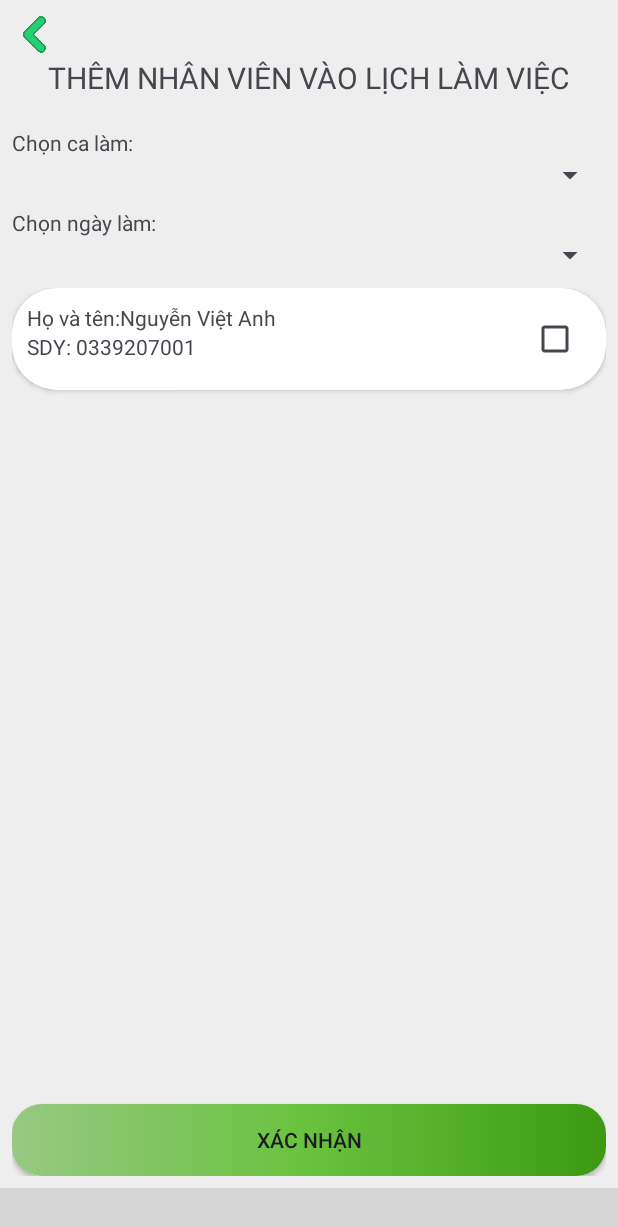
After one commit to vanhnguyen204/PRO1121_DA1, an Android app: the fragment FragmentAddCalenderForStaff placed in its activity, on a phone screen of 412 x 824 dp. The commit adds this screen. Shown: the top 1227 px of the screen. Run offline under Robolectric (Android 15) with nearby library versions, the phone set to English and light mode, and no system bars; libraries missing offline, so code that uses them is left out: com.ismaeldivita.chipnavigation; plain views replace ChipNavigationBar; 4 statements that could not run were skipped; grey boxes are pictures that could not be loaded.

Commit message:
2/12/2023 Doan

```diff
--- /dev/null
+++ b/app/src/main/java/com/fpoly/pro1121_da1/Adapter/AddCalendarWorkForStaffAdapter.java
@@ -0,0 +1,70 @@
+package com.fpoly.pro1121_da1.Adapter;
+
+import android.app.Activity;
+import android.view.LayoutInflater;
+import android.view.View;
+import android.view.ViewGroup;
+import android.widget.CheckBox;
+import android.widget.TextView;
+
+import androidx.annotation.NonNull;
+import androidx.recyclerview.widget.RecyclerView;
+
+import com.fpoly.pro1121_da1.R;
+import com.fpoly.pro1121_da1.database.CalenderDAO;
+import com.fpoly.pro1121_da1.database.Dbhelper;
+import com.fpoly.pro1121_da1.model.CalenderWork;
+import com.fpoly.pro1121_da1.model.User;
+
+import java.util.ArrayList;
+
+public class AddCalendarWorkForStaffAdapter extends RecyclerView.Adapter<AddCalendarWorkForStaffAdapter.ViewHolder> {
+
+    Activity activity;
+    ArrayList<User> list;
+    ArrayList<CalenderWork> calenderWorkArrayList;
+    CalenderDAO calenderDAO;
+
+    public AddCalendarWorkForStaffAdapter(Activity activity, ArrayList<User> list) {
+        this.activity = activity;
+        this.list = list;
+    }
+
+    @NonNull
+    @Override
+    public ViewHolder onCreateViewHolder(@NonNull ViewGroup parent, int viewType) {
+        LayoutInflater inflater = activity.getLayoutInflater();
+        View view   = inflater.inflate(R.layout.item_recyclerview_add_calendar_work_for_staff,parent,false);
+        return new ViewHolder(view);
+    }
+
+    @Override
+    public void onBindViewHolder(@NonNull ViewHolder holder, int position) {
+        holder.tv_nameStaff.setText("Họ và tên:"+list.get(position).getFullName());
+        holder.tv_phoneNumber.setText("SDY: "+list.get(position).getPhoneNumber());
+
+        calenderDAO = new CalenderDAO(activity,new Dbhelper(activity));
+
+
+
+
+    }
+
+    @Override
+
+    public int getItemCount() {
+        return list.size();
+    }
+
+    public static class ViewHolder extends RecyclerView.ViewHolder{
+        TextView tv_nameStaff,tv_phoneNumber;
+        CheckBox chk_status;
+        public ViewHolder(@NonNull View itemView) {
+            super(itemView);
+            tv_nameStaff = itemView.findViewById(R.id.tv_nameStaff_itemAddCalendarWorkForStaff);
+            tv_phoneNumber = itemView.findViewById(R.id.tv_phoneNumberStaff_itemAddCalendarWorkForStaff);
+            chk_status = itemView.findViewById(R.id.chk_status_itemAddCalendarWorkForStaff);
+
+        }
+    }
+}
--- /dev/null
+++ b/app/src/main/java/com/fpoly/pro1121_da1/Fragment/FragmentAddCalenderForStaff.java
@@ -0,0 +1,118 @@
+package com.fpoly.pro1121_da1.Fragment;
+
+import android.os.Bundle;
+
+import androidx.annotation.NonNull;
+import androidx.annotation.Nullable;
+import androidx.fragment.app.Fragment;
+import androidx.recyclerview.widget.RecyclerView;
+
+import android.view.LayoutInflater;
+import android.view.View;
+import android.view.ViewGroup;
+import android.widget.Adapter;
+import android.widget.AdapterView;
+import android.widget.ArrayAdapter;
+import android.widget.Button;
+import android.widget.ImageView;
+import android.widget.Spinner;
+
+import com.fpoly.pro1121_da1.Adapter.AddCalendarWorkForStaffAdapter;
+import com.fpoly.pro1121_da1.Adapter.UserAdapter;
+import com.fpoly.pro1121_da1.MainActivity;
+import com.fpoly.pro1121_da1.R;
+import com.fpoly.pro1121_da1.database.CalenderDAO;
+import com.fpoly.pro1121_da1.database.Dbhelper;
+import com.fpoly.pro1121_da1.database.UserDAO;
+import com.fpoly.pro1121_da1.model.CalenderWork;
+import com.fpoly.pro1121_da1.model.User;
+
+import java.util.ArrayList;
+
+public class FragmentAddCalenderForStaff extends Fragment {
+    AddCalendarWorkForStaffAdapter addCalendarWorkForStaffAdapter;
+    RecyclerView rec_staff;
+    Spinner spn_shiftWork, spn_dateWork;
+    Button btn_confirm;
+    ArrayList<User> list;
+    UserDAO userDAO;
+    private ImageView img_backFragmentSetting;
+    ArrayList<CalenderWork> calenderWorkArrayList;
+    CalenderDAO calenderDAO;
+    String getDaySpn;
+    Integer getShiftWorkSpn;
+
+
+    @Override
+    public View onCreateView(LayoutInflater inflater, ViewGroup container,
+                             Bundle savedInstanceState) {
+        // Inflate the layout for this fragment
+        return inflater.inflate(R.layout.fragment_add_calender_for_staff, container, false);
+    }
+
+    @Override
+    public void onViewCreated(@NonNull View view, @Nullable Bundle savedInstanceState) {
+        super.onViewCreated(view, savedInstanceState);
+
+        img_backFragmentSetting = view.findViewById(R.id.img_back_fragmentSetting);
+        rec_staff = view.findViewById(R.id.rcv_staff_fragmentAddCalendarWorkForStaff);
+        spn_shiftWork = view.findViewById(R.id.spn_shiftWork_fragmentAddCalenderWorkForStaff);
+        spn_dateWork = view.findViewById(R.id.spn_dateWork);
+        btn_confirm = view.findViewById(R.id.btn_confirm_addCalendarWorkForStaft);
+
+
+        userDAO = new UserDAO(getContext(),new Dbhelper(getContext()));
+        list = userDAO.getAllUser();
+        addCalendarWorkForStaffAdapter = new AddCalendarWorkForStaffAdapter(getActivity(),list);
+        rec_staff.setAdapter(addCalendarWorkForStaffAdapter);
+
+        calenderDAO = new CalenderDAO(getContext(),new Dbhelper(getContext()));
+        calenderWorkArrayList = calenderDAO.getAllCalendar();
+
+        String[] getDay = new String[calenderWorkArrayList.size()];
+        Integer[] getShiftWork = new Integer[calenderWorkArrayList.size()];
+
+        for (int i = 0; i < calenderWorkArrayList.size(); i++) {
+           getDay[i] = calenderWorkArrayList.get(i).getDayofWork();
+           getShiftWork[i] = calenderWorkArrayList.get(i).getShiftWork();
+        }
+
+        ArrayAdapter adapterGetShiftWork = new ArrayAdapter(getContext(), androidx.appcompat.R.layout.support_simple_spinner_dropdown_item,getShiftWork);
+        ArrayAdapter adapterGetDay = new ArrayAdapter<>(getContext(), androidx.appcompat.R.layout.support_simple_spinner_dropdown_item,getDay);
+        spn_dateWork.setAdapter(adapterGetDay);
+        spn_shiftWork.setAdapter(adapterGetShiftWork);
+
+        spn_shiftWork.setOnItemSelectedListener(new AdapterView.OnItemSelectedListener() {
+            @Override
+            public void onItemSelected(AdapterView<?> parent, View view, int position, long id) {
+               getDaySpn = getDay[position];
+            }
+
+            @Override
+            public void onNothingSelected(AdapterView<?> parent) {
+
+            }
+        });
+        spn_dateWork.setOnItemSelectedListener(new AdapterView.OnItemSelectedListener() {
+            @Override
+            public void onItemSelected(AdapterView<?> parent, View view, int position, long id) {
+                getShiftWorkSpn = getShiftWork[position];
+            }
+
+            @Override
+            public void onNothingSelected(AdapterView<?> parent) {
+
+            }
+        });
+//        calenderWorkArrayList = calenderDAO.getIDCalendarByShiftWorkAndDateWork(getShiftWorkSpn,getDaySpn);
+
+        img_backFragmentSetting.setOnClickListener(new View.OnClickListener() {
+            @Override
+            public void onClick(View v) {
+                ((MainActivity)getActivity()).reloadFragment(new FragmentSettings());
+            }
+        });
+
+
+    }
+}
--- a/app/src/main/java/com/fpoly/pro1121_da1/Fragment/FragmentCalendar.java
+++ b/app/src/main/java/com/fpoly/pro1121_da1/Fragment/FragmentCalendar.java
@@ -184,12 +184,14 @@ public class FragmentCalendar extends Fragment {
             @Override
             public void senData(CalenderWork calenderWork) {
                 Bundle bundle = new Bundle();
-                bundle.putInt("CALENDER_ID",1);
+                bundle.putInt("KEY_SHIFT_WORK",calenderWork.getShiftWork());
+                bundle.putString("KEY_DATE_WORK",calenderWork.getDayofWork());
                 FragmentShowDetailCalendar detailCalendar = new FragmentShowDetailCalendar();
                 detailCalendar.setArguments(bundle);
                 getParentFragmentManager().beginTransaction().replace(R.id.container_layout, detailCalendar).commit();
             }
         });
+
 
     }
 
--- a/app/src/main/java/com/fpoly/pro1121_da1/database/CalenderDAO.java
+++ b/app/src/main/java/com/fpoly/pro1121_da1/database/CalenderDAO.java
@@ -103,7 +103,13 @@ public class CalenderDAO {
         ArrayList<CalenderWork> list = getCalender("SELECT * FROM Calendar WHERE = calendar_id",String.valueOf(CalenderID));
         return list.get(0);
     }
+
     public ArrayList<CalenderWork> getAllCalendar (){
         return getCalender("SELECT * FROM Calendar");
     }
+
+    public CalenderWork getIDCalendarByShiftWorkAndDateWork (int ShiftWork,String DateWork){
+        ArrayList<CalenderWork> list = getCalender("SELECT * FROM Calendar WHERE = date_work = ? AND shift_work = ?",DateWork,String.valueOf(ShiftWork));
+        return list.get(0);
+    }
 }
--- a/app/src/main/java/com/fpoly/pro1121_da1/database/CalenderShowDetailDAO.java
+++ b/app/src/main/java/com/fpoly/pro1121_da1/database/CalenderShowDetailDAO.java
@@ -146,7 +146,7 @@ public class CalenderShowDetailDAO {
         }
 
 
-        public ArrayList<User> getUserWithShiftWork(int shiftWork){
-            return getUser("SELECT User.* FROM CalendarWorkForStaff JOHN User ON User.user_id  =  CalendarWorkForStaff.uer_id JOHN Calendar ON Calendar.calendar_id = CalendarWorkForStaff.clendarWork_id WHERE clendarWork_id = ?",String.valueOf(shiftWork));
+        public ArrayList<User> getUserWithShiftWork(int shiftWork, String dateWork){
+            return getUser("SELECT User.* FROM CalendarWorkForStaff JOHN User ON User.user_id  =  CalendarWorkForStaff.uer_id JOHN Calendar ON Calendar.calendar_id =? CalendarWorkForStaff.clendarWork_id WHERE Calendar.shift_work = ? and Calendar.date_work = ?",String.valueOf(shiftWork), dateWork);
         }
 }
--- /dev/null
+++ b/app/src/main/res/layout/fragment_add_calender_for_staff.xml
@@ -0,0 +1,72 @@
+<?xml version="1.0" encoding="utf-8"?>
+<RelativeLayout xmlns:android="http://schemas.android.com/apk/res/android"
+    xmlns:tools="http://schemas.android.com/tools"
+    android:layout_width="match_parent"
+    android:layout_height="match_parent"
+    xmlns:app="http://schemas.android.com/apk/res-auto"
+    tools:context=".Fragment.FragmentAddCalenderForStaff"
+    android:padding="8dp">
+
+    <ImageView
+        android:id="@+id/img_back_fragmentSetting"
+        android:layout_width="30dp"
+        android:layout_height="30dp"
+        android:src="@mipmap/arrow_left"
+        />
+
+    <TextView
+        android:id="@+id/tv_title2"
+        android:layout_width="match_parent"
+        android:layout_height="wrap_content"
+        android:text="THÊM NHÂN VIÊN VÀO LỊCH LÀM VIỆC"
+        android:gravity="center"
+        android:textSize="20dp"
+        android:layout_below="@+id/img_back_fragmentSetting"
+        android:layout_marginBottom="20dp"
+        />
+    <TextView
+        android:id="@+id/tvSPN_NameShiftWork"
+        android:layout_width="match_parent"
+        android:layout_height="wrap_content"
+        android:layout_below="@+id/tv_title2"
+        android:text="Chọn ca làm: "
+        />
+    <Spinner
+        android:id="@+id/spn_shiftWork_fragmentAddCalenderWorkForStaff"
+        android:layout_width="match_parent"
+        android:layout_height="wrap_content"
+        android:layout_below="@+id/tvSPN_NameShiftWork"
+        />
+    <TextView
+        android:id="@+id/tvSPN_DateWork"
+        android:layout_width="match_parent"
+        android:layout_height="wrap_content"
+        android:layout_below="@+id/spn_shiftWork_fragmentAddCalenderWorkForStaff"
+        android:text="Chọn ngày làm: "
+        android:layout_marginTop="10dp"
+        />
+    <Spinner
+        android:id="@+id/spn_dateWork"
+        android:layout_width="match_parent"
+        android:layout_height="wrap_content"
+        android:layout_below="@+id/tvSPN_DateWork"
+        />
+    <androidx.recyclerview.widget.RecyclerView
+        android:id="@+id/rcv_staff_fragmentAddCalendarWorkForStaff"
+        android:layout_width="match_parent"
+        android:layout_height="wrap_content"
+        android:layout_above="@+id/btn_confirm_addCalendarWorkForStaft"
+        android:layout_below="@+id/spn_dateWork"
+        android:layout_marginTop="10dp"
+        app:layoutManager="androidx.recyclerview.widget.LinearLayoutManager"
+        tools:listitem="@layout/item_recyclerview_add_calendar_work_for_staff"
+        />
+    <androidx.appcompat.widget.AppCompatButton
+        android:id="@+id/btn_confirm_addCalendarWorkForStaft"
+        android:layout_width="match_parent"
+        android:layout_height="wrap_content"
+        android:layout_alignParentBottom="true"
+        android:background="@drawable/custom_buttonadd_drink"
+        android:text="Xác nhận"
+        />
+</RelativeLayout>
--- /dev/null
+++ b/app/src/main/res/layout/item_recyclerview_add_calendar_work_for_staff.xml
@@ -0,0 +1,40 @@
+<?xml version="1.0" encoding="utf-8"?>
+<androidx.cardview.widget.CardView xmlns:android="http://schemas.android.com/apk/res/android"
+    android:layout_width="match_parent"
+    android:layout_height="wrap_content"
+    xmlns:app="http://schemas.android.com/apk/res-auto"
+    app:cardCornerRadius="30dp"
+    android:background="@drawable/border_item_showdetail_calenderfowork"
+    android:layout_marginBottom="5dp"
+    >
+
+    <RelativeLayout
+        android:padding="10dp"
+        android:layout_width="match_parent"
+        android:layout_height="wrap_content">
+        <TextView
+            android:id="@+id/tv_nameStaff_itemAddCalendarWorkForStaff"
+            android:layout_width="match_parent"
+            android:layout_height="wrap_content"
+            android:text="Họ và tên: Nguyễn Văn A"
+            />
+        <TextView
+            android:id="@+id/tv_phoneNumberStaff_itemAddCalendarWorkForStaff"
+            android:layout_width="match_parent"
+            android:layout_height="wrap_content"
+            android:text="SDT: 086601234"
+            android:layout_below="@+id/tv_nameStaff_itemAddCalendarWorkForStaff"
+            />
+
+        <CheckBox
+            android:id="@+id/chk_status_itemAddCalendarWorkForStaff"
+            android:layout_width="wrap_content"
+            android:layout_height="wrap_content"
+            android:layout_centerVertical="true"
+            android:layout_alignParentEnd="true"
+            />
+
+    </RelativeLayout>
+
+
+</androidx.cardview.widget.CardView>
```
Also changed, not shown: app/src/main/java/com/fpoly/pro1121_da1/Adapter/CalenderAdapter.java (+5 -4 lines), app/src/main/java/com/fpoly/pro1121_da1/Adapter/ShowdetailCalenderAdapter.java (+7 -3 lines), app/src/main/java/com/fpoly/pro1121_da1/Fragment/FragmentSettings.java (+8 -1 lines), app/src/main/java/com/fpoly/pro1121_da1/Fragment/FragmentShowDetailCalendar.java (+25 -8 lines), app/src/main/java/com/fpoly/pro1121_da1/database/CalenderWorkForStaffDAO.java (added, +109 -0 lines), app/src/main/res/layout/fragment_settings.xml (+29 -3 lines), app/src/main/res/drawable/ic_calendar_staff.png (added).
